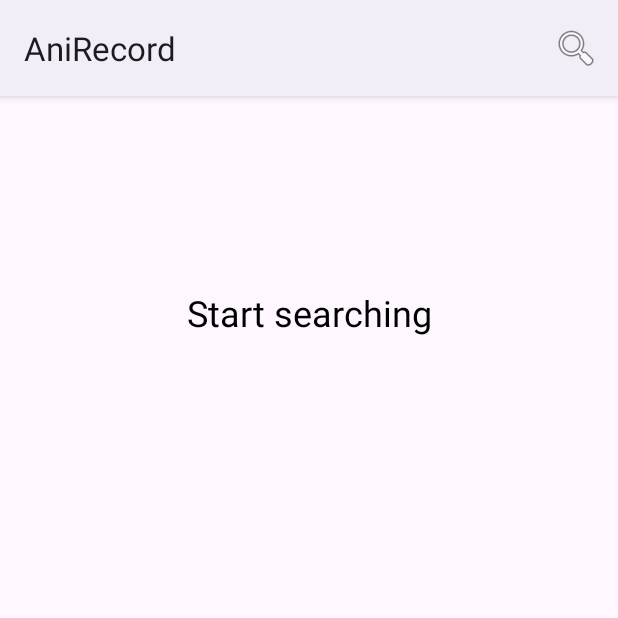
After one commit to JuanVallejo96/AniRecord, an Android app: the fragment SearchFragment shown on its own in the app's theme, on a phone screen of 412 x 824 dp, the top half of it. The commit adds this screen. Run offline under Robolectric (Android 15) with nearby library versions, the phone set to English and light mode, and no system bars; our stand-ins replace Dagger/Hilt's generated code, Picasso; pictures from the network do not load.

Commit message:
Add search feature

```diff
--- a/app/src/main/java/com/example/anirecord/domain/model/extensions/ShowExtensions.kt
+++ b/app/src/main/java/com/example/anirecord/domain/model/extensions/ShowExtensions.kt
@@ -2,8 +2,8 @@ package com.example.anirecord.domain.model.extensions
 
 import com.example.anirecord.domain.model.ShowDetailModel
 import com.example.anirecord.domain.model.ShowListItemModel
-import com.example.anirecord.graphql.SeasonPopularQuery
 import com.example.anirecord.graphql.ShowDetailQuery
+import com.example.anirecord.graphql.fragment.ShowListItemFragment
 
 fun ShowDetailQuery.Media.toModel(): ShowDetailModel {
     return ShowDetailModel(
@@ -22,7 +22,7 @@ fun ShowDetailQuery.Media.toModel(): ShowDetailModel {
     )
 }
 
-fun SeasonPopularQuery.Medium.toModel(): ShowListItemModel {
+fun ShowListItemFragment.toModel(): ShowListItemModel {
     return ShowListItemModel(
         id = id,
         name = title?.let { it.english ?: it.romaji },
--- a/app/src/main/java/com/example/anirecord/domain/repository/ShowRepository.kt
+++ b/app/src/main/java/com/example/anirecord/domain/repository/ShowRepository.kt
@@ -12,4 +12,9 @@ interface ShowRepository {
     ): Pair<List<ShowListItemModel>, Boolean>?
 
     suspend fun getShowById(id: Int): ShowDetailModel
+
+    suspend fun getSearch(
+        query: String,
+        page: Int
+    ): Pair<List<ShowListItemModel>, Boolean>?
 }
--- /dev/null
+++ b/app/src/main/java/com/example/anirecord/domain/usecase/SearchByNameUseCase.kt
@@ -0,0 +1,23 @@
+package com.example.anirecord.domain.usecase
+
+import com.example.anirecord.domain.model.ShowListItemModel
+import com.example.anirecord.domain.repository.ShowRepository
+import javax.inject.Inject
+
+interface SearchByNameUseCase {
+    suspend operator fun invoke(
+        query: String,
+        page: Int,
+    ): Pair<List<ShowListItemModel>, Boolean>?
+}
+
+class SearchByNameUseCaseImpl @Inject constructor(
+    private val showRepository: ShowRepository
+) :
+    SearchByNameUseCase {
+    override suspend fun invoke(
+        query: String,
+        page: Int,
+    ): Pair<List<ShowListItemModel>, Boolean>? =
+        showRepository.getSearch(query, page)
+}
--- a/app/src/main/java/com/example/anirecord/ui/home/HomeFragment.kt
+++ b/app/src/main/java/com/example/anirecord/ui/home/HomeFragment.kt
@@ -34,6 +34,10 @@ class HomeFragment : Fragment(), SeriesListAdapter.SeriesClickHandler {
             addOnScrollListener(InfiniteScrollListener(vm::load, recyclerLayoutManager))
         }
 
+        binding.searchFab.setOnClickListener {
+            findNavController().navigate(HomeFragmentDirections.navToSearch())
+        }
+
         vm.shows.observe(viewLifecycleOwner, listAdapter::update)
 
         return binding.root
--- /dev/null
+++ b/app/src/main/java/com/example/anirecord/ui/search/SearchFragment.kt
@@ -0,0 +1,121 @@
+package com.example.anirecord.ui.search
+
+import android.os.Bundle
+import android.view.LayoutInflater
+import android.view.Menu
+import android.view.MenuInflater
+import android.view.MenuItem
+import android.view.View
+import android.view.ViewGroup
+import androidx.appcompat.widget.SearchView
+import androidx.core.view.MenuProvider
+import androidx.fragment.app.Fragment
+import androidx.fragment.app.viewModels
+import androidx.lifecycle.Lifecycle
+import androidx.lifecycle.lifecycleScope
+import androidx.navigation.fragment.findNavController
+import androidx.recyclerview.widget.LinearLayoutManager
+import com.example.anirecord.R
+import com.example.anirecord.databinding.FragmentSearchBinding
+import com.example.anirecord.domain.model.ShowListItemModel
+import com.example.anirecord.ui.home.SeriesListAdapter
+import com.example.anirecord.ui.utils.InfiniteScrollListener
+import com.example.anirecord.ui.utils.Utils
+import dagger.hilt.android.AndroidEntryPoint
+import kotlinx.coroutines.CoroutineScope
+
+@AndroidEntryPoint
+class SearchFragment : Fragment(), SeriesListAdapter.SeriesClickHandler {
+    private var _binding: FragmentSearchBinding? = null
+    private val binding get() = _binding!!
+    private val vm: SearchViewModel by viewModels()
+
+    private val queryListener: QueryListener by lazy {
+        QueryListener(vm::search, lifecycleScope)
+    }
+
+    override fun onCreateView(
+        inflater: LayoutInflater,
+        container: ViewGroup?,
+        savedInstanceState: Bundle?,
+    ): View {
+        _binding = FragmentSearchBinding.inflate(inflater, container, false)
+
+        val listAdapter = SeriesListAdapter(this)
+        val recyclerLayoutManager = LinearLayoutManager(context)
+        binding.seriesList.apply {
+            layoutManager = recyclerLayoutManager
+            adapter = listAdapter
+            addOnScrollListener(InfiniteScrollListener(vm::keepLoading, recyclerLayoutManager))
+        }
+
+        vm.uiState.observe(viewLifecycleOwner) { uiState ->
+            val (list, startLabel, emptyLabel) = when (uiState) {
+                is SearchViewModel.UiState.Success -> {
+                    if (uiState.newSearch) {
+                        listAdapter.replaceAll(uiState.shows)
+                    } else {
+                        listAdapter.update(uiState.shows)
+                    }
+                    Triple(View.VISIBLE, View.GONE, View.GONE)
+                }
+
+                is SearchViewModel.UiState.Start -> Triple(View.GONE, View.VISIBLE, View.GONE)
+
+                is SearchViewModel.UiState.Empty -> Triple(View.GONE, View.GONE, View.VISIBLE)
+            }
+
+            binding.seriesList.visibility = list
+            binding.searchStartLabel.visibility = startLabel
+            binding.searchEmptyLabel.visibility = emptyLabel
+        }
+
+        requireActivity().addMenuProvider(object : MenuProvider {
+
+            override fun onCreateMenu(menu: Menu, menuInflater: MenuInflater) {
+                menuInflater.inflate(R.menu.search_fragment_menu, menu)
+                val searchButton = menu.findItem(R.id.search_button).actionView as? SearchView
+                searchButton?.setOnQueryTextListener(queryListener)
+            }
+
+            override fun onMenuItemSelected(menuItem: MenuItem): Boolean {
+                return when (menuItem.itemId) {
+                    R.id.search_button -> true
+                    else -> false
+                }
+            }
+        }, viewLifecycleOwner, Lifecycle.State.RESUMED)
+
+        return binding.root
+    }
+
+    override fun onClick(show: ShowListItemModel) {
+        findNavController().navigate(SearchFragmentDirections.navToDetail(show.id))
+    }
+
+    override fun onDestroyView() {
+        super.onDestroyView()
+        _binding = null
+    }
+
+    class QueryListener(
+        onChanged: (String) -> Unit,
+        scope: CoroutineScope,
+    ) : SearchView.OnQueryTextListener {
+        private val debouncer = Utils.debounce(300, scope, onChanged)
+
+        override fun onQueryTextSubmit(query: String?): Boolean {
+            if (query != null) {
+                debouncer(query)
+            }
+            return true
+        }
+
+        override fun onQueryTextChange(newText: String?): Boolean {
+            if (newText != null) {
+                debouncer(newText)
+            }
+            return true
+        }
+    }
+}
--- a/app/src/main/java/com/example/anirecord/ui/utils/Utils.kt
+++ b/app/src/main/java/com/example/anirecord/ui/utils/Utils.kt
@@ -1,6 +1,12 @@
 package com.example.anirecord.ui.utils
 
 import com.example.anirecord.graphql.type.MediaSeason
+import kotlinx.coroutines.CoroutineDispatcher
+import kotlinx.coroutines.CoroutineScope
+import kotlinx.coroutines.Dispatchers
+import kotlinx.coroutines.Job
+import kotlinx.coroutines.delay
+import kotlinx.coroutines.launch
 import java.util.Calendar
 
 class Utils {
@@ -13,5 +19,21 @@ class Utils {
                 else -> MediaSeason.WINTER
             }
         }
+
+        fun <T> debounce(
+            waitMs: Long = 500L,
+            scope: CoroutineScope,
+            destinationFunction: (T) -> Unit,
+            dispatcher: CoroutineDispatcher = Dispatchers.IO,
+        ): (T) -> Unit {
+            var debounceJob: Job? = null
+            return { param: T ->
+                debounceJob?.cancel()
+                debounceJob = scope.launch(dispatcher) {
+                    delay(waitMs)
+                    destinationFunction(param)
+                }
+            }
+        }
     }
 }
--- /dev/null
+++ b/app/src/main/res/layout/fragment_search.xml
@@ -0,0 +1,45 @@
+<?xml version="1.0" encoding="utf-8"?>
+<androidx.constraintlayout.widget.ConstraintLayout xmlns:android="http://schemas.android.com/apk/res/android"
+    xmlns:app="http://schemas.android.com/apk/res-auto"
+    xmlns:tools="http://schemas.android.com/tools"
+    android:layout_width="match_parent"
+    android:layout_height="match_parent"
+    tools:context=".ui.search.SearchFragment">
+
+    <TextView
+        android:id="@+id/search_start_label"
+        android:layout_width="wrap_content"
+        android:layout_height="wrap_content"
+        android:layout_marginTop="128dp"
+        android:text="@string/start_search"
+        android:textColor="@android:color/black"
+        android:textSize="24sp"
+        android:visibility="gone"
+        app:layout_constraintEnd_toEndOf="parent"
+        app:layout_constraintStart_toStartOf="parent"
+        app:layout_constraintTop_toTopOf="parent" />
+
+    <TextView
+        android:id="@+id/search_empty_label"
+        android:layout_width="wrap_content"
+        android:layout_height="wrap_content"
+        android:layout_marginTop="128dp"
+        android:text="@string/empty_search"
+        android:textColor="@android:color/black"
+        android:textSize="24sp"
+        android:visibility="gone"
+        app:layout_constraintEnd_toEndOf="parent"
+        app:layout_constraintStart_toStartOf="parent"
+        app:layout_constraintTop_toTopOf="parent" />
+
+
+    <androidx.recyclerview.widget.RecyclerView
+        android:id="@+id/series_list"
+        android:layout_width="match_parent"
+        android:layout_height="match_parent"
+        app:layout_constraintBottom_toBottomOf="parent"
+        app:layout_constraintEnd_toEndOf="parent"
+        app:layout_constraintStart_toStartOf="parent"
+        app:layout_constraintTop_toTopOf="parent"
+        tools:listitem="@layout/series_list_item" />
+</androidx.constraintlayout.widget.ConstraintLayout>
--- /dev/null
+++ b/app/src/main/res/menu/search_fragment_menu.xml
@@ -0,0 +1,11 @@
+<menu xmlns:android="http://schemas.android.com/apk/res/android"
+    xmlns:app="http://schemas.android.com/apk/res-auto">
+
+    <item
+        android:id="@+id/search_button"
+        android:icon="@android:drawable/ic_menu_search"
+        android:orderInCategory="200"
+        android:title="@string/label_search"
+        app:actionViewClass="androidx.appcompat.widget.SearchView"
+        app:showAsAction="ifRoom|collapseActionView" />
+</menu>
--- a/app/src/main/res/values/strings.xml
+++ b/app/src/main/res/values/strings.xml
@@ -17,4 +17,6 @@
     <string name="label_staff_list">Staff List</string>
     <string name="label_voice_actor_list">Voice Actor List</string>
     <string name="as_character_label">as %1$s</string>
+    <string name="empty_search">No results</string>
+    <string name="start_search">Start searching</string>
 </resources>
```
Also changed, not shown: app/src/main/java/com/example/anirecord/di/UseCaseModule.kt (+7 -0 lines), app/src/main/java/com/example/anirecord/domain/repository/impl/ShowRepositoryImpl.kt (+17 -2 lines), app/src/main/java/com/example/anirecord/ui/home/SeriesListAdapter.kt (+15 -5 lines), app/src/main/java/com/example/anirecord/ui/search/SearchViewModel.kt (added, +74 -0 lines), app/src/main/res/drawable/manage_search.xml (added, +9 -0 lines), app/src/main/res/layout/fragment_home.xml (+14 -0 lines), app/src/main/res/navigation/nav_graph.xml (+17 -0 lines), 4 other files.
